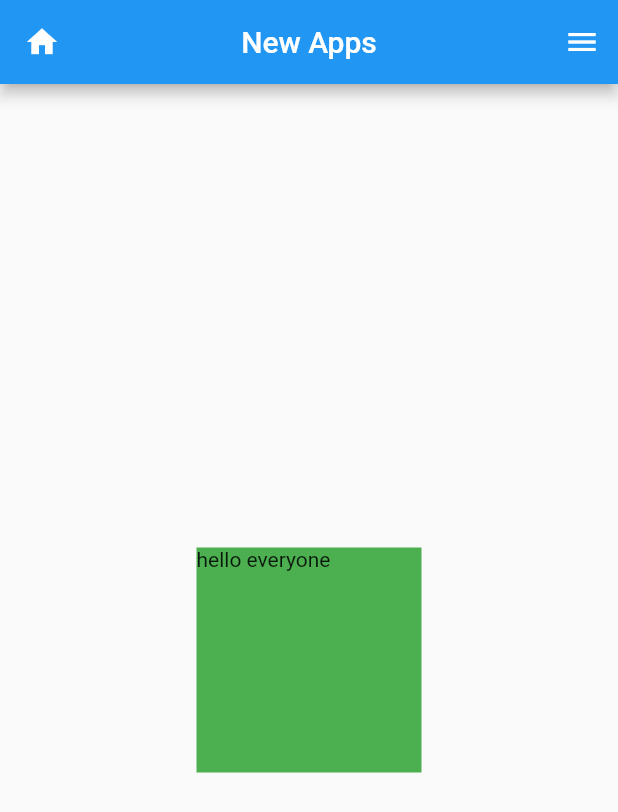
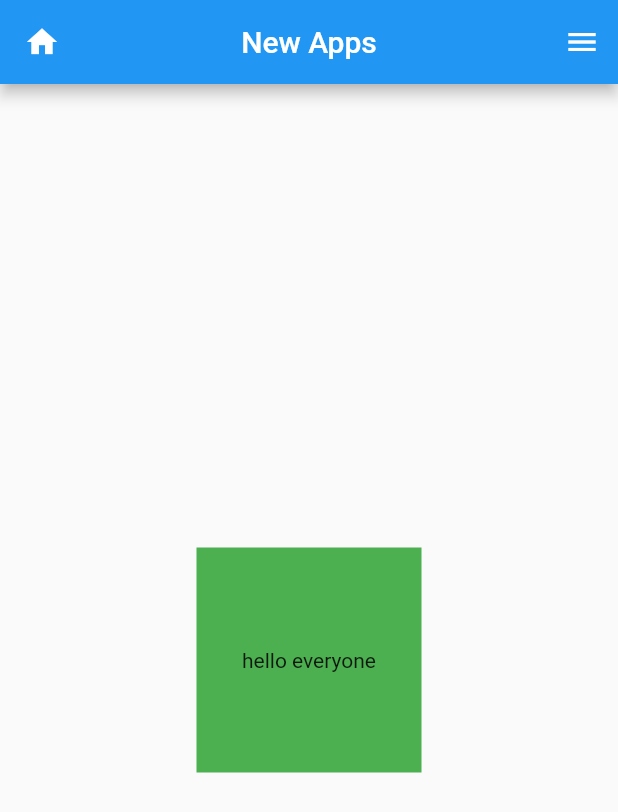
Before and after one commit to amimulahsan/testnewflutter_application_1, a Flutter app: the screen it shows after launch, on a phone screen of 412 x 824 dp. Shown: the top 812 px of the screen. Run offline on Flutter 3.47's test engine with Material 2 defaults, Android fonts, the phone set to English and light mode, and no system bars.

Commit message:
same one change

```diff
--- a/lib/main.dart
+++ b/lib/main.dart
@@ -26,6 +26,7 @@ class _MyAppState extends State<MyApp> {
       ),
       body: Center(
         child:Container(
+          alignment: AlignmentDirectional.center,
           height: 150,
           width: 150,
           color: Colors.green,
```
